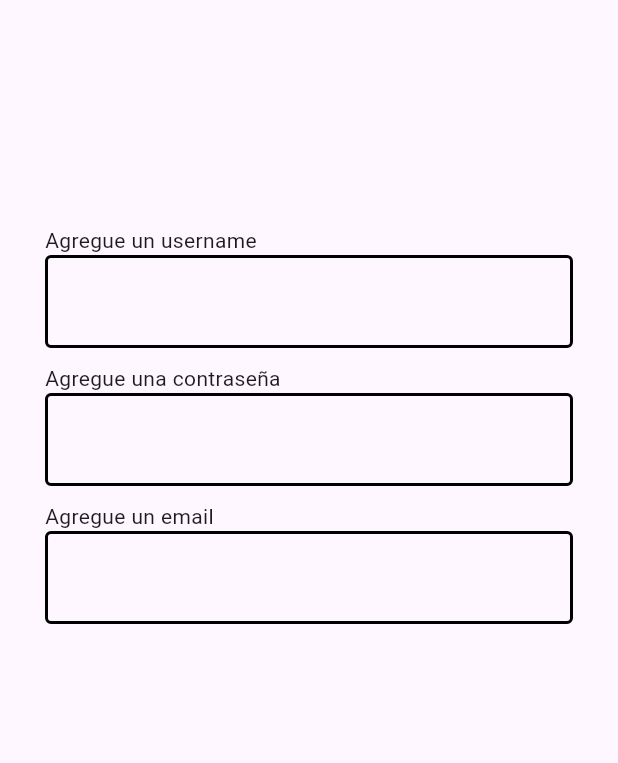
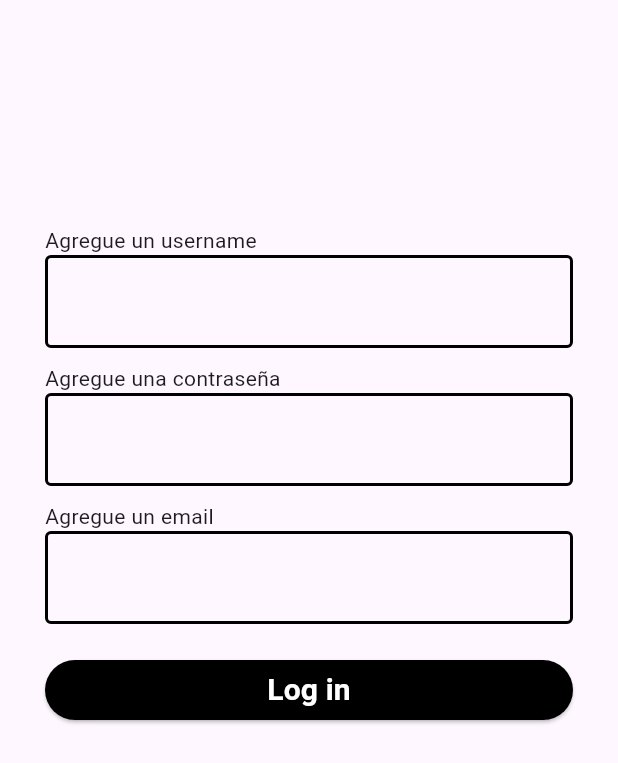
Before and after one commit to JhinSachez/App, a Flutter app: the Registro screen opened directly, on a phone screen of 412 x 824 dp. Shown: the top 763 px of the screen. Run offline on Flutter 3.47's test engine with Material 3 defaults, Android fonts, the phone set to English and light mode, and no system bars; our stand-ins replace carousel_slider, flutter_smart_dialog, image_cropper, image_picker, shared_preferences; accounts and stored records are empty.

Commit message:
Avance de app

```diff
--- a/lib/registro.dart
+++ b/lib/registro.dart
@@ -95,6 +95,31 @@ class _RegistroState extends State<Registro> {
                         )
                     ),
                   ),
+                  SizedBox(
+                    height: 20,
+                  ),
+                  Row(
+                    children: [
+                      Expanded(
+                        flex: 1,
+                        child: ElevatedButton(onPressed: (){
+
+                          Navigator.of(context).pushAndRemoveUntil(MaterialPageRoute(
+                              builder: (BuildContext context) {
+                                return Registro();
+                              }
+                          ), (route) => false);
+                          FocusScope.of(context).unfocus();
+
+
+                        }, child: Text('Log in',style: TextStyle(color: Colors.white, fontSize: 20, fontWeight: FontWeight.bold),),
+                          style: ElevatedButton.styleFrom(
+                              backgroundColor: Colors.black
+                          ),
+                        ),
+                      ),
+                    ],
+                  )
                 ],
               )
             ],
```
